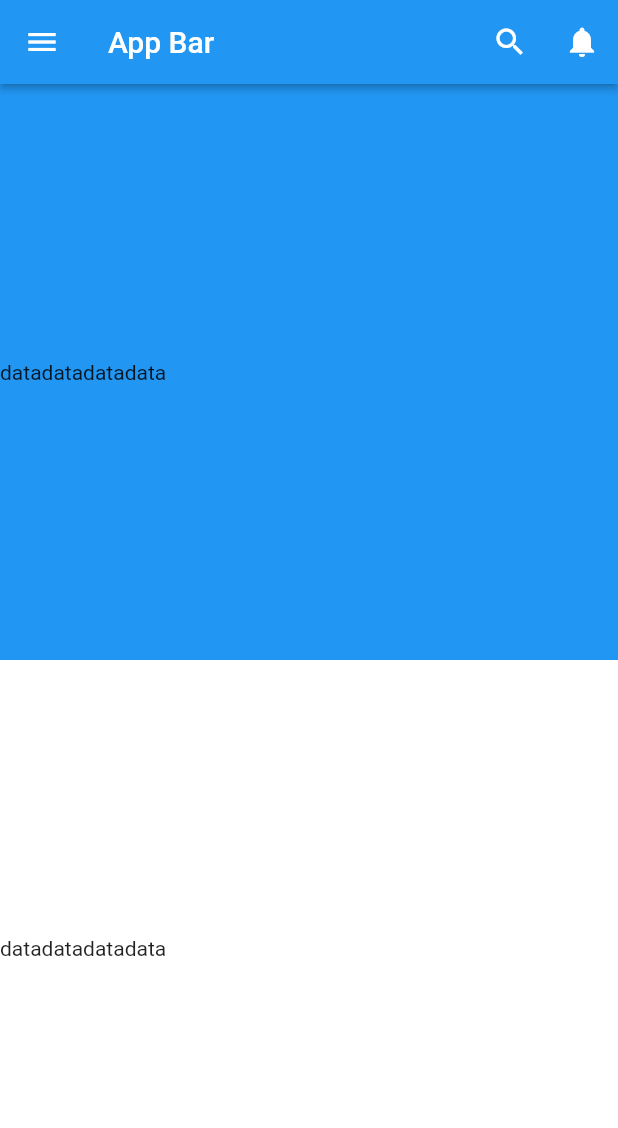
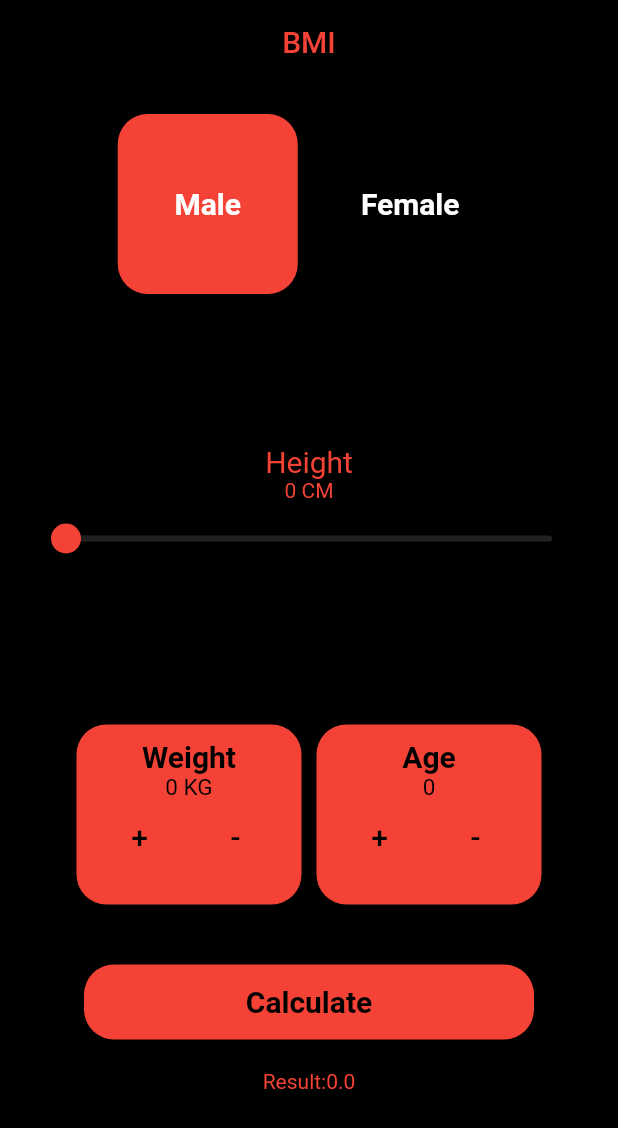
Before and after one commit to ahmedhossam1212/fllutter_course, a Flutter app: the screen it shows after launch, on a phone screen of 412 x 824 dp. Shown: the top 1128 px of the screen. Run offline on Flutter 3.47's test engine with Material 2 defaults, Android fonts, the phone set to English and light mode, and no system bars.

Commit message:
initial commit

```diff
--- /dev/null
+++ b/lib/bmi.dart
@@ -0,0 +1,278 @@
+import 'dart:math';
+
+import 'package:flutter/material.dart';
+
+class BmiScreen extends StatefulWidget {
+  const BmiScreen({Key? key}) : super(key: key);
+
+  @override
+  State<BmiScreen> createState() => _BmiScreenState();
+}
+
+class _BmiScreenState extends State<BmiScreen> {
+  bool isRed = true;
+  var height = 0.0;
+  var age = 0;
+  var weight = 0;
+  double result = 0;
+  @override
+  Widget build(BuildContext context) {
+    return Scaffold(
+      backgroundColor: Colors.black,
+      appBar: AppBar(
+        title: const Text(
+          "BMI",
+          style: TextStyle(color: Colors.red),
+        ),
+        centerTitle: true,
+        backgroundColor: Colors.black,
+      ),
+      body: SingleChildScrollView(
+        child: Padding(
+          padding: const EdgeInsets.all(20.0),
+          child: Column(
+            children: [
+              Row(
+                mainAxisAlignment: MainAxisAlignment.center,
+                children: [
+                  InkWell(
+                    onTap: () {
+                      setState(() {
+                        isRed = true;
+                      });
+                    },
+                    child: Container(
+                      decoration: BoxDecoration(
+                          color: isRed ? Colors.red : Colors.black,
+                          borderRadius: BorderRadius.circular(20)),
+                      height: 120,
+                      width: 120,
+                      child: const Center(
+                        child: Text(
+                          "Male",
+                          style: TextStyle(
+                              color: Colors.white,
+                              fontSize: 20,
+                              fontWeight: FontWeight.bold),
+                        ),
+                      ),
+                    ),
+                  ),
+                  const SizedBox(
+                    width: 15,
+                  ),
+                  InkWell(
+                    onTap: () {
+                      setState(() {
+                        isRed = false;
+                      });
+                    },
+                    child: Container(
+                      decoration: BoxDecoration(
+                          color: isRed ? Colors.black : Colors.red,
+                          borderRadius: BorderRadius.circular(20)),
+                      height: 120,
+                      width: 120,
+                      child: const Center(
+                        child: Text(
+                          "Female",
+                          style: TextStyle(
+                              color: Colors.white,
+                              fontSize: 20,
+                              fontWeight: FontWeight.bold),
+                        ),
+                      ),
+                    ),
+                  ),
+                ],
+              ),
+              const SizedBox(
+                height: 100,
+              ),
+              Column(
+                children: [
+                  const Text(
+                    "Height",
+                    style: TextStyle(fontSize: 20, color: Colors.red),
+                  ),
+                  Text(
+                    "${height.round()} CM",
+                    style: const TextStyle(color: Colors.red),
+                  ),
+                  Slider(
+                      value: height,
+                      max: 200, // cm
+                      inactiveColor: Colors.grey[900],
+                      activeColor: Colors.red,
+                      onChanged: (double value) {
+                        setState(
+                          () {
+                            height = value;
+                          },
+                        );
+                      }),
+                  const SizedBox(
+                    height: 100,
+                  ),
+                  Row(
+                    mainAxisAlignment: MainAxisAlignment.center,
+                    children: [
+                      Container(
+                        decoration: BoxDecoration(
+                            color: Colors.red,
+                            borderRadius: BorderRadius.circular(20)),
+                        height: 120,
+                        width: 150,
+                        child: Padding(
+                          padding: const EdgeInsets.all(10.0),
+                          child: Column(
+                            children: [
+                              const Text(
+                                "Weight",
+                                style: TextStyle(
+                                    color: Colors.black,
+                                    fontSize: 20,
+                                    fontWeight: FontWeight.bold),
+                              ),
+                              Text(
+                                "$weight KG",
+                                style: const TextStyle(
+                                    fontSize: 15, color: Colors.black),
+                              ),
+                              Row(
+                                children: [
+                                  TextButton(
+                                      onPressed: () {
+                                        setState(() {
+                                          weight++;
+                                        });
+                                      },
+                                      child: const Text(
+                                        "+",
+                                        style: TextStyle(
+                                          fontSize: 20,
+                                          color: Colors.black,
+                                        ),
+                                      )),
+                                  TextButton(
+                                      onPressed: () {
+                                        setState(() {
+                                          weight--;
+                                        });
+                                      },
+                                      child: const Text(
+                                        "-",
+                                        style: TextStyle(
+                                          fontSize: 20,
+                                          color: Colors.black,
+                                        ),
+                                      ))
+                                ],
+                              )
+                            ],
+                          ),
+                        ),
+                      ),
+                      const SizedBox(
+                        width: 10,
+                      ),
+                      Container(
+                        decoration: BoxDecoration(
+                            color: Colors.red,
+                            borderRadius: BorderRadius.circular(20)),
+                        height: 120,
+                        width: 150,
+                        child: Padding(
+                          padding: const EdgeInsets.all(10.0),
+                          child: Column(
+                            children: [
+                              const Text(
+                                "Age",
+                                style: TextStyle(
+                                    color: Colors.black,
+                                    fontSize: 20,
+                                    fontWeight: FontWeight.bold),
+                              ),
+                              Text(
+                                "$age",
+                                style: const TextStyle(
+                                    fontSize: 15, color: Colors.black),
+                              ),
+                              Row(
+                                children: [
+                                  TextButton(
+                                      onPressed: () {
+                                        setState(() {
+                                          age++;
+                                        });
+                                      },
+                                      child: const Text(
+                                        "+",
+                                        style: TextStyle(
+                                          fontSize: 20,
+                                          color: Colors.black,
+                                        ),
+                                      )),
+                                  TextButton(
+                                      onPressed: () {
+                                        setState(() {
+                                          age--;
+                                        });
+                                      },
+                                      child: const Text(
+                                        "-",
+                                        style: TextStyle(
+                                          fontSize: 20,
+                                          color: Colors.black,
+                                        ),
+                                      )),
+                                ],
+                              ),
+                            ],
+                          ),
+                        ),
+                      ),
+                    ],
+                  ),
+                  const SizedBox(
+                    height: 40,
+                  ),
+                  InkWell(
+                    onTap: () {
+                      setState(() {
+                        result = weight / pow(height/100, 2);
+                      });
+                    },
+                    child: Container(
+                      decoration: BoxDecoration(
+                          color: Colors.red,
+                          borderRadius: BorderRadius.circular(20)),
+                      height: 50,
+                      width: 300,
+                      child: const Center(
+                        child: Text(
+                          "Calculate",
+                          style: TextStyle(
+                              color: Colors.black,
+                              fontSize: 20,
+                              fontWeight: FontWeight.bold),
+                        ),
+                      ),
+                    ),
+                  ),
+                  const SizedBox(
+                    height: 20,
+                  ),
+                  Text(
+                    "Result:${result.roundToDouble()}",
+                    style: const TextStyle(color: Colors.red),
+                  )
+                ],
+              )
+            ],
+          ),
+        ),
+      ),
+    );
+  }
+}
--- a/lib/main.dart
+++ b/lib/main.dart
@@ -1,5 +1,5 @@
 import 'package:flutter/material.dart';
-import 'package:flutter_course/screen.dart';
+import 'package:flutter_course/bmi.dart';
 
 void main() {
   runApp(const MyApp());
@@ -13,7 +13,7 @@ class MyApp extends StatelessWidget {
   Widget build(BuildContext context) {
     return const MaterialApp(
       debugShowCheckedModeBanner: false,
-      home: HomeScreen() ,
+      home: BmiScreen() ,
 
     );
   }
```
